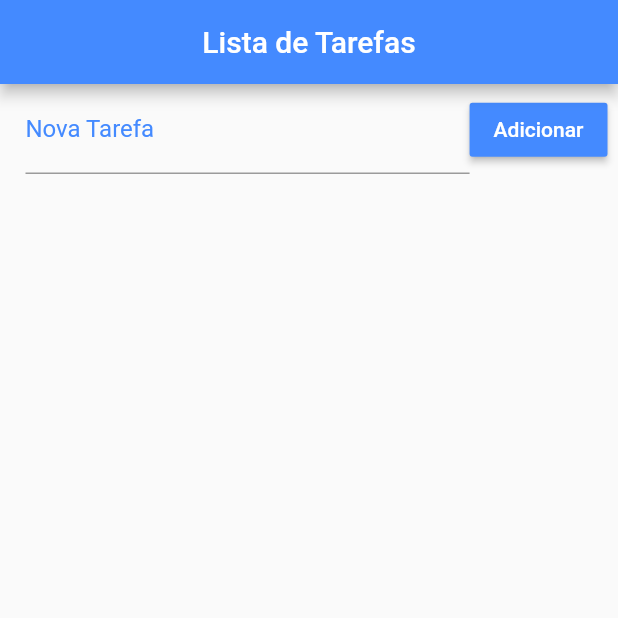
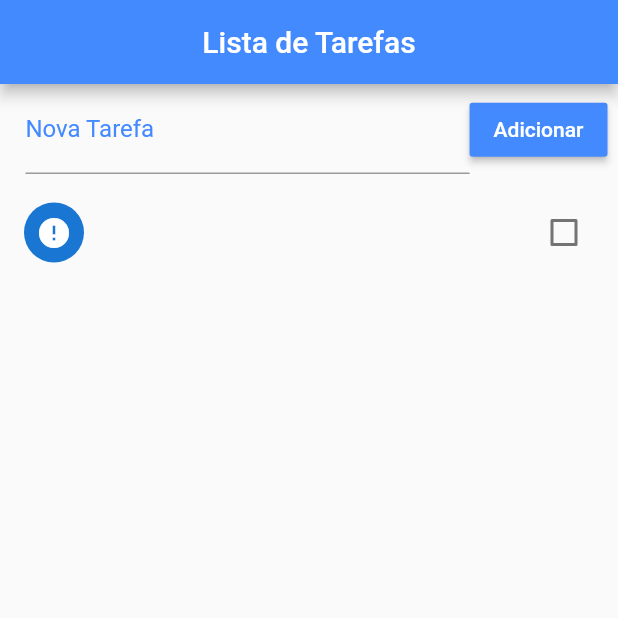
Before and after one commit to faelsfernandes/lista_de_tarefas, a Flutter app: the screen it shows after launch, after a tap on "Adicionar", on a phone screen of 412 x 824 dp, the top half of it. Run offline on Flutter 3.47's test engine with Material 2 defaults, Android fonts, the phone set to English and light mode, and no system bars.

Commit message:
App pronto

```diff
--- a/lib/main.dart
+++ b/lib/main.dart
@@ -9,9 +9,7 @@ class MyApp extends StatelessWidget {
     return MaterialApp(
       title: 'Lista de Tarefas',
       debugShowCheckedModeBanner: false,
-      theme: ThemeData(
-        primaryColor: Colors.white,
-      ),
+
       home: MainScreen(),
     );
   }
--- a/lib/main_screen.dart
+++ b/lib/main_screen.dart
@@ -9,7 +9,51 @@ class MainScreen extends StatefulWidget {
 }
 
 class _MainScreenState extends State<MainScreen> {
+  final _toDoController = TextEditingController();
   List _toDoList = [];
+  Map<String, dynamic> _lastRemoved;
+  int _lastRemovedPos;
+
+  @override
+  void initState() {
+    super.initState();
+
+    _readData().then((data) {
+      setState(() {
+        _toDoList = json.decode(data);
+      });
+    });
+  }
+
+  void _addToDo() {
+    setState(() {
+      Map<String, dynamic> newToDo = Map();
+
+      newToDo["title"] = _toDoController.text;
+      _toDoController.text = "";
+      newToDo["ok"] = false;
+      _toDoList.add(newToDo);
+      _saveData();
+    });
+  }
+
+  Future<Null> _refresh() async {
+    await Future.delayed(Duration(seconds: 1));
+
+    setState(() {
+      _toDoList.sort((x, y) {
+        if (x["ok"] && !y["ok"])
+          return 1;
+        else if (!x["ok"] && y["ok"])
+          return -1;
+        else
+          return 0;
+      });
+      _saveData();
+    });
+    return null;
+  }
+
   Widget build(BuildContext context) {
     return Scaffold(
       appBar: AppBar(
@@ -30,6 +74,7 @@ class _MainScreenState extends State<MainScreen> {
               children: <Widget>[
                 Expanded(
                   child: TextField(
+                    controller: _toDoController,
                     decoration: InputDecoration(
                       labelText: 'Nova Tarefa',
                       labelStyle: TextStyle(
@@ -39,7 +84,7 @@ class _MainScreenState extends State<MainScreen> {
                   ),
                 ),
                 RaisedButton(
-                  onPressed: () {},
+                  onPressed: _addToDo,
                   color: Colors.blueAccent,
                   child: Text("Adicionar"),
                   textColor: Colors.white,
@@ -47,8 +92,71 @@ class _MainScreenState extends State<MainScreen> {
               ],
             ),
           ),
+          Expanded(
+              child: RefreshIndicator(
+            child: ListView.builder(
+                padding: EdgeInsets.only(top: 10),
+                itemCount: _toDoList.length,
+                itemBuilder: buildItem),
+            onRefresh: _refresh
+          )),
         ],
       ),
+    );
+  }
+
+  Widget buildItem(BuildContext context, int index) {
+    return Dismissible(
+      key: Key(DateTime.now().millisecondsSinceEpoch.toString()),
+      background: Container(
+        color: Colors.red,
+        child: Align(
+          alignment: Alignment(-0.9, 0),
+          child: Icon(
+            Icons.delete,
+            color: Colors.white,
+          ),
+        ),
+      ),
+      direction: DismissDirection.startToEnd,
+      child: CheckboxListTile(
+        onChanged: (s) {
+          setState(() {
+            _toDoList[index]["ok"] = s;
+            _saveData();
+          });
+        },
+        title: Text(_toDoList[index]["title"]),
+        value: _toDoList[index]["ok"],
+        secondary: CircleAvatar(
+          child: Icon(_toDoList[index]["ok"] ? Icons.check : Icons.error),
+        ),
+      ),
+      onDismissed: (direction) {
+        setState(() {
+          _lastRemoved = Map.from(_toDoList[index]);
+          _lastRemovedPos = index;
+          _toDoList.removeAt(index);
+
+          _saveData();
+
+          final snack = SnackBar(
+            content: Text("Tarefa \"${_lastRemoved["title"]}\" removida"),
+            action: SnackBarAction(
+              label: "Desfazer",
+              onPressed: () {
+                setState(() {
+                  _toDoList.insert(_lastRemovedPos, _lastRemoved);
+                  _saveData();
+                });
+              },
+            ),
+            duration: Duration(seconds: 2),
+          );
+          Scaffold.of(context).removeCurrentSnackBar();
+          Scaffold.of(context).showSnackBar(snack);
+        });
+      },
     );
   }
 
```
